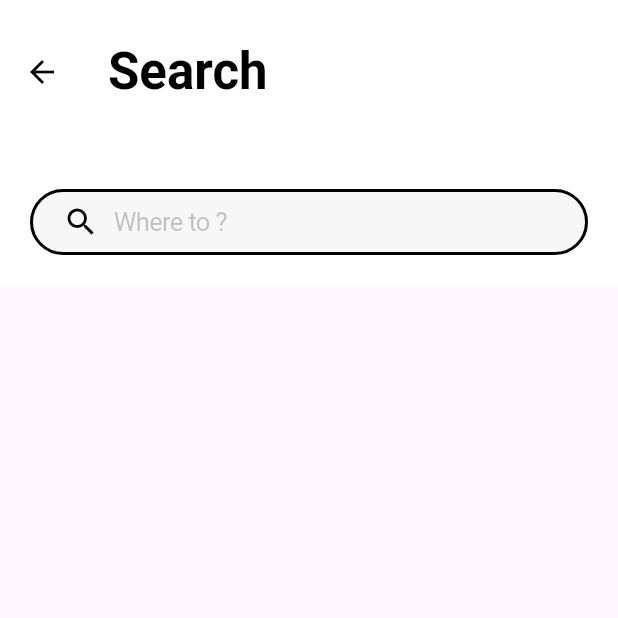
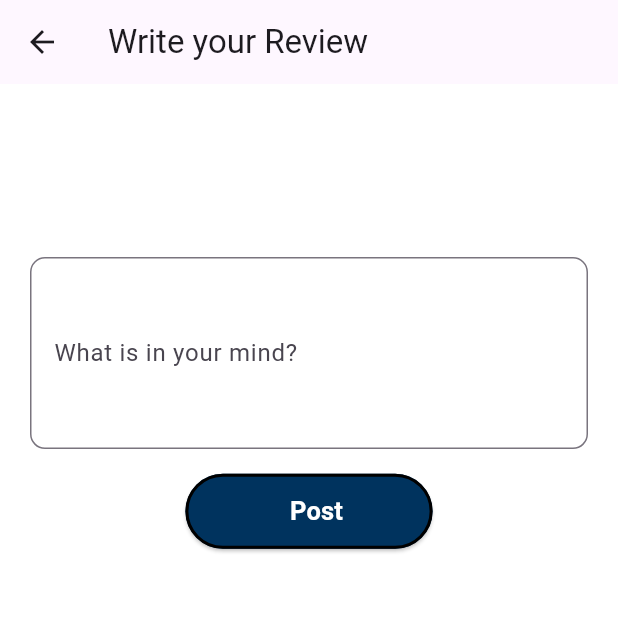
Before and after one commit to hamzajamil27/Adventurist, a Flutter app: the ReviewScreen screen opened directly, after a tap on "Write a review", on a phone screen of 412 x 824 dp, the top half of it. Run offline on Flutter 3.47's test engine with Material 3 defaults, Android fonts, the phone set to English and light mode, and no system bars; our stand-ins replace firebase_auth, firebase_core, firebase_database, fluttertoast, font_awesome_flutter, google_sign_in and 1 more; accounts and stored records are empty; network calls fail; project files that could hold a hidden picture were left out.

Commit message:
Commet two extra Firebase Practices Screen

```diff
--- a/lib/screens/ReviewSubScreens/writeAReview_Sub_Screen1.dart
+++ b/lib/screens/ReviewSubScreens/writeAReview_Sub_Screen1.dart
@@ -1,5 +1,8 @@
 // ignore_for_file: file_names
 
+import 'package:adventurist/Utilities/flutterToastUtilities.dart';
+import 'package:adventurist/constants/buttons.dart';
+import 'package:firebase_database/firebase_database.dart';
 import 'package:flutter/cupertino.dart';
 import 'package:flutter/material.dart';
 
@@ -11,51 +14,75 @@ class WriteReviewSubScreen1 extends StatefulWidget {
 }
 
 class _WriteReviewSubScreen1State extends State<WriteReviewSubScreen1> {
+
+final postController = TextEditingController();
+ bool loading = false;
+ final databaseRef = FirebaseDatabase.instance.ref('Deploy');
   @override
   Widget build(BuildContext context) {
-    return Scaffold(
-         appBar: AppBar( toolbarHeight: 120,
-        backgroundColor: Colors.white,
-       iconTheme: const IconThemeData(color: Colors.black),
+    final height = MediaQuery.of(context).size.height * 1;
+    final width  = MediaQuery.of(context).size.width  * 1;
+    return  Scaffold( backgroundColor: Colors.white,
+    appBar: AppBar(
+        elevation: 0,
+        title: Text("Write your Review "),
+      ),
+      body: Padding(
+        padding: const EdgeInsets.symmetric(horizontal: 20),
+        child: Column(
+          children: [
+            SizedBox(height: height*.14,),
+            TextFormField(
+              maxLines: 4,
+              controller: postController,
+              decoration: InputDecoration(
+                labelText: "What is in your mind?",
+                border: OutlineInputBorder(
+                  borderSide: BorderSide(color: Colors.black),
+                  borderRadius: BorderRadius.circular(10),
+                ),
+              ),
+            ),
+              SizedBox(height: height * .02 ),
+                CustomButton(      //  calling a button from buttons.dart
+                          borderColor: Colors.black,
+                           backgroundColor: const Color.fromARGB(255, 0, 51, 94),
+                           text: 'Post',
+                           loading: loading,
+                           textColor: Colors.white,
+                           onPressed: () {
+                            setState(() {
+                              loading = true;
+                            });
 
-        title: const Text("Search", style: TextStyle(
-            fontSize: 34,
-            color: Colors.black,
-            fontWeight: FontWeight.bold,
+                           // now we are creating a table and table has a child which will be Row and Column
+                           // Insdie the Child there is a ID and should be unique that's why we use: " DateTime.now().milliseconds.toString() " because time changes in milliseconds  and that wgy it is easy to create a new ID
+                           // databaseRef.child(DateTime.now().millisecond.toString()).child("Like").child("Subscribe").child("Share").set({
+                              databaseRef.child(DateTime.now().millisecond.toString()).set({                  // here the keyword "set({})"  add the data
+                              "id"    :  DateTime.now().millisecond.toString(),
+                              "title" :  postController.text.toString(),
+                            }).then((value) {
+                              FlutterToastUtils().toastMessage("Post Added");
+                            setState(() {
+                              loading = false;
+                            });
 
-          ),),
+                            }). onError((error, stackTrace){
+                              FlutterToastUtils().toastMessage("Something error has occured");
+                            setState(() {
+                              loading = false;
+                            });
 
-          bottom:  PreferredSize(        //search bar is made using CupertinTextfield in AppBar using Bottom widget
+                            });
 
-          preferredSize: const Size.fromHeight(70),
-          child: Padding(
-            padding: const EdgeInsets.only(left: 20, right: 20, top: 30, bottom: 20),
-            child: Row(
-              children: [
-                Expanded(
-                  child: CupertinoTextField(
-                    padding: const EdgeInsets.symmetric(
-                        horizontal: 10, vertical: 10),
-                    placeholder: "Where to ?", style: const TextStyle( color: Color(0xff7b7b7b)),
-                    prefix: const Padding(
-                      padding: EdgeInsets.only(left: 20),
-                      child: Icon(Icons.search, color: Colors.black),
-                    ),
-                    decoration: BoxDecoration(
-                      color: const Color(0xfff7f7f7),
-                      borderRadius: BorderRadius.circular(50),
-                      border: Border.all(color: CupertinoColors.black, width: 2.0),
-                    ),
-                  ),
-                )
-              ],
-            ),
-          ),
+                              },
+                               buttonWidth: width*.4, // Set the desired width for the button
+                               buttonHeight: 50, // Set the desired height for the button
+                              ),
+
+          ],
         ),
-
       ),
-
-
     );
-  }
+   }
 }
--- a/lib/screens/reviewScreen.dart
+++ b/lib/screens/reviewScreen.dart
@@ -1,6 +1,7 @@
 // ignore_for_file: file_names
 
 import 'package:adventurist/constants/buttons.dart';
+import 'package:adventurist/screens/Firebase_Practice_Screens/visitReiew.dart';
 import 'package:adventurist/screens/ReviewSubScreens/writeAReview_Sub_Screen1.dart';
 import 'package:flutter/material.dart';
 
@@ -50,7 +51,7 @@ backgroundColor: Colors.white,
             SizedBox(height: height *.02,),
           const  Padding(
               padding:  EdgeInsets.only(left: 20),
-              child: Text("You have not written any reviews yet, get started!",style: TextStyle( fontSize: 18, color: Colors.black),),
+              child: Text("If you have not written any reviews yet, get started!",style: TextStyle( fontSize: 18, color: Colors.black),),
             ),
 
             SizedBox(height: height* .05,),
@@ -84,7 +85,7 @@ backgroundColor: Colors.white,
           ]
           ),
 
-           SizedBox(height: height*.07,),
+           SizedBox(height: height*.04,),
 
              Container(
                height: height * .7,
@@ -121,6 +122,7 @@ backgroundColor: Colors.white,
                     child: CustomButton(
                            text: "What to know",
                            onPressed: () {
+                            Navigator.push(context, MaterialPageRoute(builder: (context) =>const WriteReviewSubScreen1()),);
                               },
                                buttonWidth: 170,
                                buttonHeight: 50,
@@ -150,6 +152,21 @@ SizedBox(height: height* .07,),
                                  buttonHeight: 60,
                                 ),
           ),
+
+          SizedBox(height: height* .02,),
+
+           // Center(
+           //   child: CustomButton(
+           //               text: 'Visit your reviews',
+           //               textColor: Colors.white,
+           //               backgroundColor: Colors.black,
+           //               onPressed: () {
+           //                Navigator.push(context, MaterialPageRoute(builder: (context) => VisitReviewScreen(),));
+           //                  },
+           //                   buttonWidth: 190, // Set the desired width for the button
+           //                   buttonHeight: 60, // Set the desired height for the button
+           //                  ),
+           // ),
         SizedBox(height: height* .1,),
           ],
         ),
```
Also changed, not shown: lib/screens/AccountScreen_and_SubScreens/account_Screen.dart (+36 -1 lines), lib/screens/Firebase_Practice_Screens/post_screen.dart (added, +82 -0 lines), lib/screens/Firebase_Practice_Screens/visitReiew.dart (added, +40 -0 lines), lib/screens/signup_Screen.dart (+13 -9 lines), lib/welcomescreen.dart (+2 -6 lines), pubspec.yaml (+8 -8 lines), lib/pagetwo.dart (line endings or trailing spaces), pubspec.lock, 4 other files.
